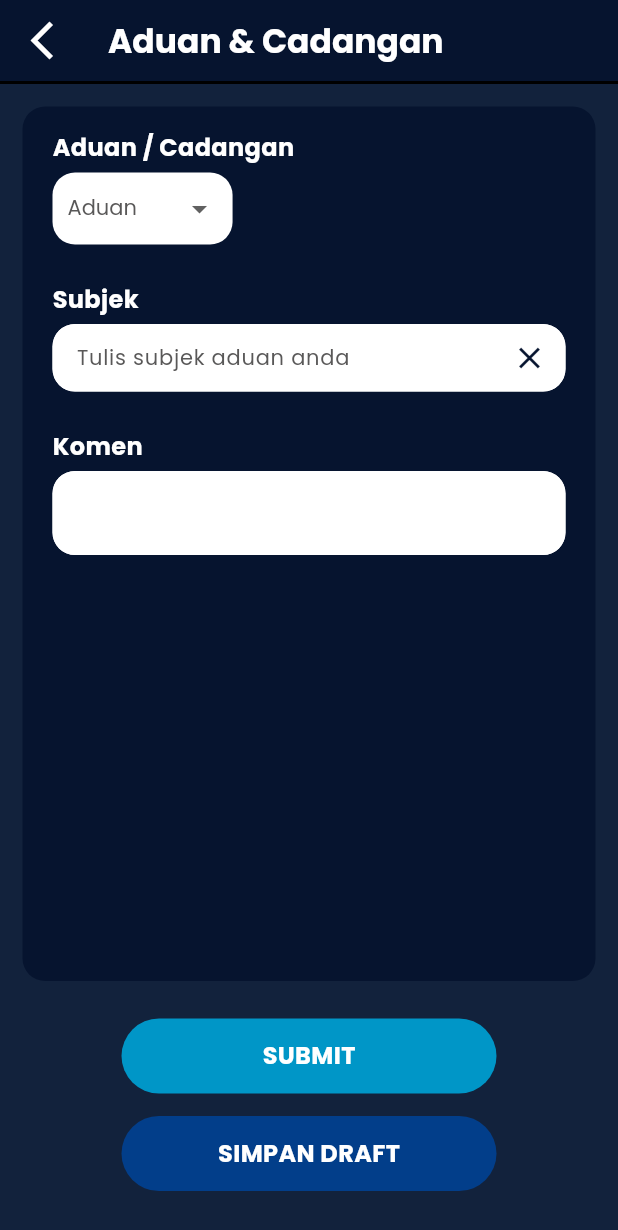
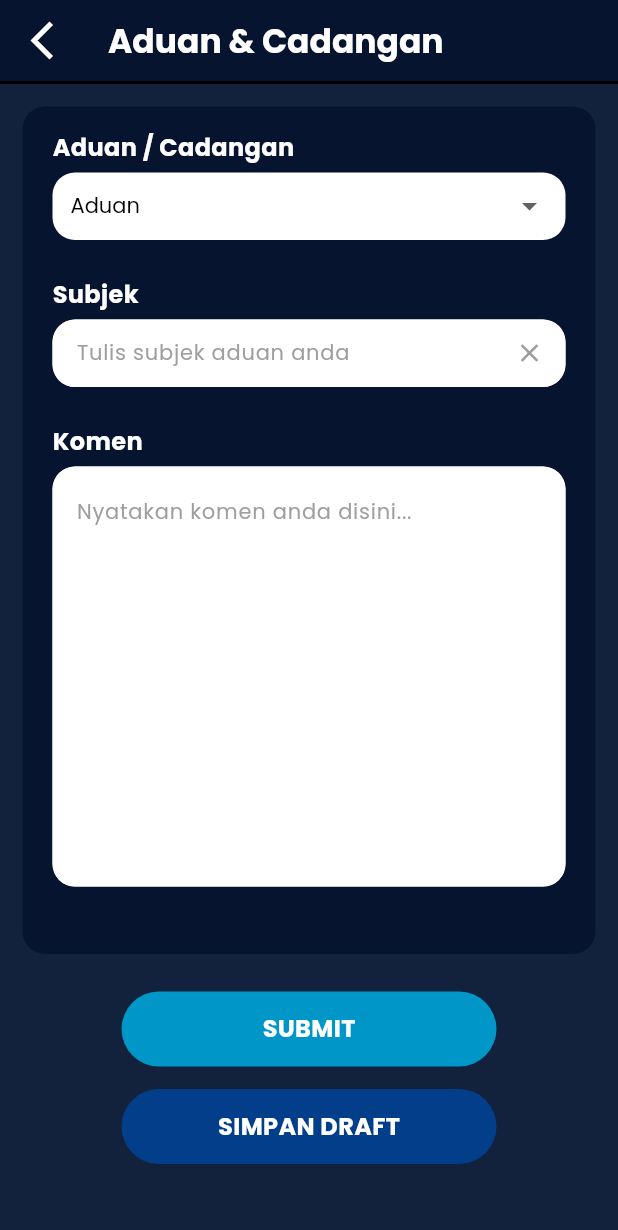
Before and after one commit to MAP-03/MTSP-apps, a Flutter app: the AduanForm screen opened directly, on a phone screen of 412 x 824 dp. Shown: the top 1230 px of the screen. Run offline on Flutter 3.47's test engine with Material 3 defaults, Android fonts, the phone set to English and light mode, and no system bars; our stand-ins replace awesome_notifications, cloud_firestore, contained_tab_bar_view, file_picker, firebase_auth, firebase_core and 9 more; missing offline and left inert: adhan_dart, easy_image_viewer, memory_cache; accounts and stored records are empty.

Commit message:
better ui

```diff
--- a/lib/view/aduan/aduan_form.dart
+++ b/lib/view/aduan/aduan_form.dart
@@ -1,6 +1,4 @@
-import 'package:flutter/cupertino.dart';
 import 'package:flutter/material.dart';
-import 'package:flutter/widgets.dart';
 import 'package:google_fonts/google_fonts.dart';
 import 'package:mtsp/components/submit_button.dart';
 import 'package:mtsp/global.dart';
@@ -15,6 +13,9 @@ class AduanForm extends StatefulWidget {
 class _AduanFormState extends State<AduanForm> {
   final TextEditingController aduanSubjectController = TextEditingController();
   final TextEditingController aduanDescriptionController = TextEditingController();
+
+  String dropdownValue = 'Aduan';
+  var aduanType = ['Aduan', 'Cadangan'];
 
   @override
   Widget build(BuildContext context) {
@@ -43,14 +44,16 @@ class _AduanFormState extends State<AduanForm> {
           ),
         ),
       ),
-      body: Padding(
-        padding: const EdgeInsets.all(15.0),
+      body: SingleChildScrollView(
+        child: Container(
+          padding: const EdgeInsets.all(15),
+          height: MediaQuery.of(context).size.height,
           child: Column(
             children: [
               //form body
-            Expanded(
-              child: Container(
+              Container(
                 padding: const EdgeInsets.symmetric(horizontal: 20, vertical: 16),
+                height: 565,
                 decoration: BoxDecoration(
                   color: primaryColor,
                   borderRadius: BorderRadius.circular(15),
@@ -63,33 +66,37 @@ class _AduanFormState extends State<AduanForm> {
                     const SizedBox(height: 5),
                     //Aduan OR Cadangan Dropdown
                     Container(
-                      padding: const EdgeInsets.symmetric(horizontal: 10),
+                      width: double.infinity,
+                      height: 45,
+                      // padding: const EdgeInsets.symmetric(horizontal: 12),
                       decoration: BoxDecoration(
                         color: Colors.white,
                         borderRadius: BorderRadius.circular(15),
                       ),
                       child: DropdownButton<String>(
-                        value: 'Aduan',
+                        value: dropdownValue,
                         icon: const Icon(Icons.arrow_drop_down),
                         iconSize: 24,
                         elevation: 16,
-                        style: GoogleFonts.poppins(fontSize: 14, color: const Color(0xFF595858)),
+                        style: GoogleFonts.poppins(fontSize: 14, color: Colors.black),
+                        isExpanded: true,
                         underline: Container(
                           height: 2,
                           color: Colors.transparent,
                         ),
-                        onChanged: (String? newValue) {
-                          // setState(() {
-                          //   dropdownValue = newValue!;
-                          // });
-                        },
-                        items: <String>['Aduan', 'Cadangan']
-                          .map<DropdownMenuItem<String>>((String value) {
+                        borderRadius: BorderRadius.circular(15),
+                        padding: const EdgeInsets.symmetric(horizontal: 12),
+                        items: aduanType.map((String type) {
                           return DropdownMenuItem<String>(
-                              value: value,
-                              child: Text(value),
+                            value: type,
+                            child: Text(type),
                           );
                         }).toList(),
+                        onChanged: (String? newValue) {
+                          setState(() {
+                            dropdownValue = newValue!;
+                          });
+                        },
                       ),
                     ),
 
@@ -103,16 +110,15 @@ class _AduanFormState extends State<AduanForm> {
                       height: 45,
                       child: TextField(
                         controller: aduanSubjectController,
+                        style: GoogleFonts.poppins(fontSize: 14, color: Colors.black),
+                        textAlignVertical: TextAlignVertical.bottom,
                         decoration: InputDecoration(
                           hintText: 'Tulis subjek aduan anda',
-                          hintStyle: GoogleFonts.poppins(fontSize: 14, color: const Color(0xFF595858)),
+                          hintStyle: GoogleFonts.poppins(fontSize: 14, color: Colors.grey),
                           filled: true,
                           fillColor: Colors.white,
-                          // border: OutlineInputBorder(
-                          //   borderRadius: BorderRadius.circular(15),
-                          // ),
                           focusedBorder: OutlineInputBorder(
-                            borderSide: const BorderSide(color: primaryButtonColor, width: 2),
+                            borderSide: const BorderSide(color: Colors.blue, width: 2),
                             borderRadius: BorderRadius.circular(15),
                           ),
                           enabledBorder: OutlineInputBorder(
@@ -120,7 +126,7 @@ class _AduanFormState extends State<AduanForm> {
                             borderRadius: BorderRadius.circular(15),
                           ),
                           suffixIcon: IconButton(
-                            icon: const Icon(Icons.clear, color: primaryColor),
+                            icon: const Icon(size: 20, Icons.clear, color: Colors.grey),
                             onPressed: () {
                               aduanSubjectController.clear();
                             },
@@ -135,18 +141,22 @@ class _AduanFormState extends State<AduanForm> {
                     Text('Komen', style: GoogleFonts.poppins(fontSize: 16, fontWeight: FontWeight.bold, color: Colors.white)),
                     const SizedBox(height: 5),
                     //Aduan Description TextField
-                    Container(
+                    SizedBox(
+                      height: 280,
                       child: TextField(
                       controller: aduanDescriptionController,
                       keyboardType: TextInputType.multiline,
+                      style: GoogleFonts.poppins(fontSize: 14, color: Colors.black),
                       maxLines: null,
+                      expands: true,
+                      textAlignVertical: TextAlignVertical.top,
                       decoration: InputDecoration(
-                          hintText: '',
-                          hintStyle: GoogleFonts.poppins(fontSize: 14, color: const Color(0xFF595858)),
+                        hintText: 'Nyatakan komen anda disini...',
+                        hintStyle: GoogleFonts.poppins(fontSize: 14, color: Colors.grey),
                         filled: true,
                         fillColor: Colors.white,
                         focusedBorder: OutlineInputBorder(
-                            borderSide: const BorderSide(color: primaryButtonColor, width: 2),
+                        borderSide: const BorderSide(color: Colors.blue, width: 2),
                         borderRadius: BorderRadius.circular(15),
                         ),
                         enabledBorder: OutlineInputBorder(
@@ -157,7 +167,6 @@ class _AduanFormState extends State<AduanForm> {
                       ),
                     ),
                   ],
-                ),
                 ),
               ),
 
@@ -179,8 +188,8 @@ class _AduanFormState extends State<AduanForm> {
                 onTap: () {},
               ),
 
-            const SizedBox(height: 15),
             ],
+          ),
         ),
       ),
       backgroundColor: secondaryColor,
--- a/lib/view/azan/azan.dart
+++ b/lib/view/azan/azan.dart
@@ -32,7 +32,7 @@ class _AzanState extends State<Azan> {
     super.initState();
     coordinates = Coordinates(1.5638129487418682, 103.61735116456667);
     date = DateTime.now();
-    params = CalculationMethod.Malaysia();
+    params = CalculationMethod.Singapore();
     params.madhab = Madhab.Shafi;
   }
 
--- a/lib/view/dashboard_page.dart
+++ b/lib/view/dashboard_page.dart
@@ -35,7 +35,7 @@ class _HomePageState extends State<HomePage> {
     // Initialize the PrayerTimes instance with the required parameters
     coordinates = Coordinates(1.5638129487418682, 103.61735116456667);
     date = DateTime.now();
-    params = CalculationMethod.Malaysia();
+    params = CalculationMethod.Singapore();
     params.madhab = Madhab.Shafi;
 
   }
```
Also changed, not shown: lib/view/aduan/aduan_page.dart (+37 -11 lines). Lines whose indentation alone changed are shown as unchanged.
